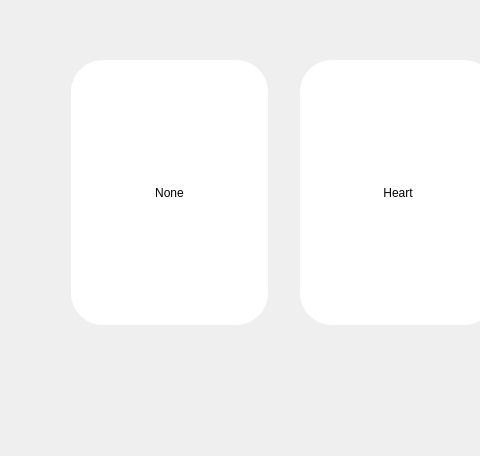
Jeong-Su-Lee/Y2K_Photo, file camera/guideselectwindow.ui: the form before one commit; both pictures show x 0 to 480 and y 144 to 600 of the 1024 by 600 pixel window.
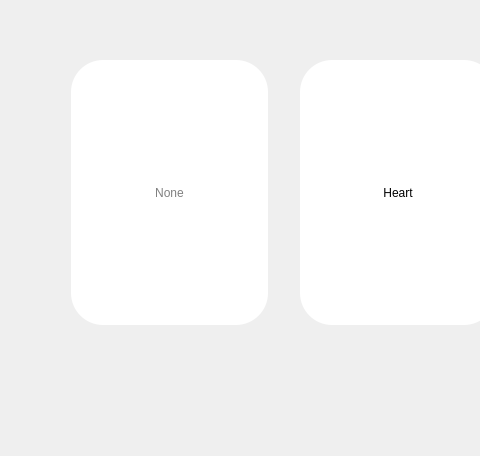
The form after the commit. Icons and pictures are not drawn.

What changed in the file:
```diff
--- a/camera/guideselectwindow.ui
+++ b/camera/guideselectwindow.ui
@@ -89,7 +89,9 @@
         </property>
         <property name="styleSheet">
          <string notr="true">border-radius: 32px;
-background-color: white;</string>
+background-color: white;
+font: 26pt &quot;Noto Sans CJK KR&quot;;
+color: gray;</string>
         </property>
         <property name="text">
          <string>None</string>
```
Left out of the diff: 4 changed lines with no effect on the pictures.
